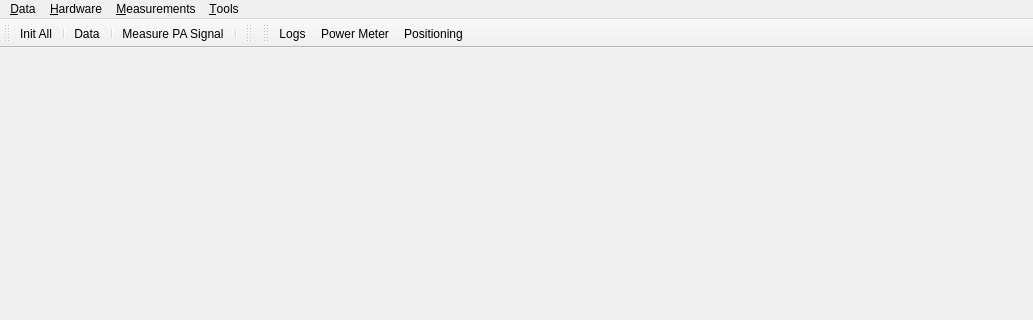
First picture: the form in modules/gui/designer/PA_main_window.ui, repository Kaldarinz/PA-RSCF-22-72-00015-, before the edit; both pictures show x 0 to 1033 and y 0 to 320 of the 1033 by 570 pixel window.
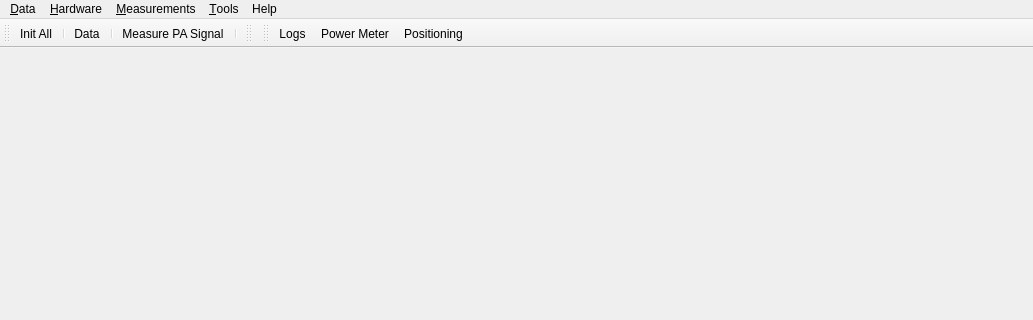
Second picture: the form after the edit. Icons and pictures are not drawn.

The edit to the form file:
```diff
--- a/modules/gui/designer/PA_main_window.ui
+++ b/modules/gui/designer/PA_main_window.ui
@@ -98,10 +98,17 @@
     <addaction name="action_Logs"/>
     <addaction name="separator"/>
    </widget>
+   <widget class="QMenu" name="menuHelp">
+    <property name="title">
+     <string>Help</string>
+    </property>
+    <addaction name="actionAbout"/>
+   </widget>
    <addaction name="menu_Data"/>
    <addaction name="menu_Hardware"/>
    <addaction name="menu_Measurements"/>
    <addaction name="menu_Tools"/>
+   <addaction name="menuHelp"/>
   </widget>
   <widget class="QStatusBar" name="statusbar"/>
   <widget class="QToolBar" name="tb_main">
```
Left out of the diff: 5 changed lines with no effect on the pictures.
